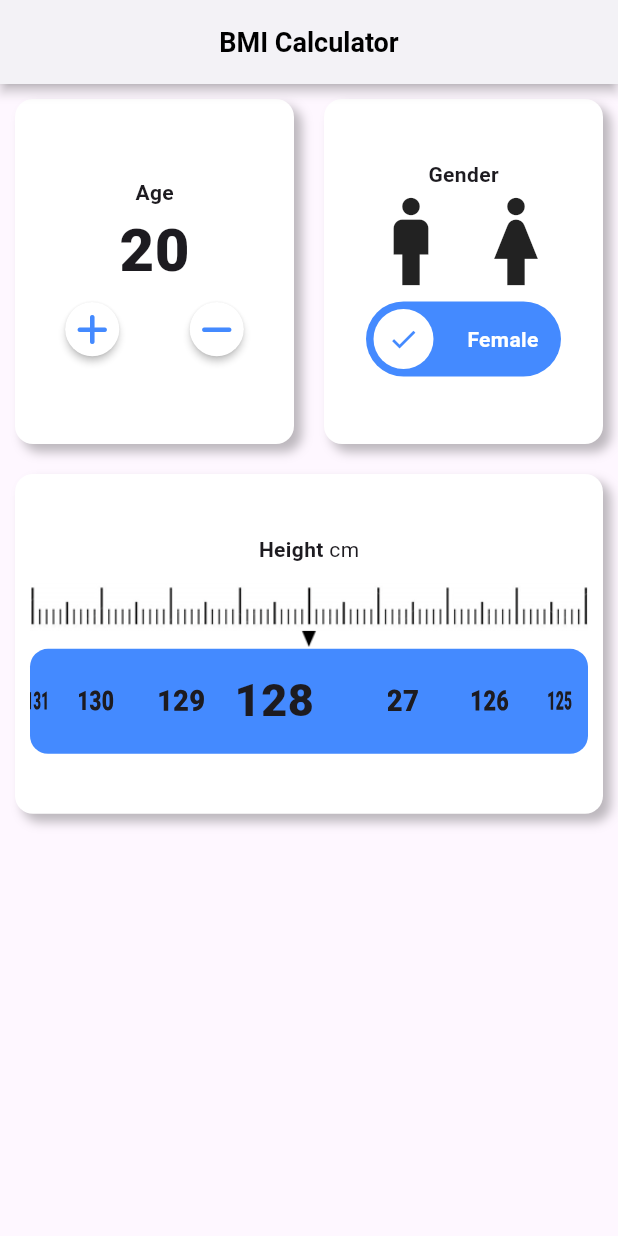
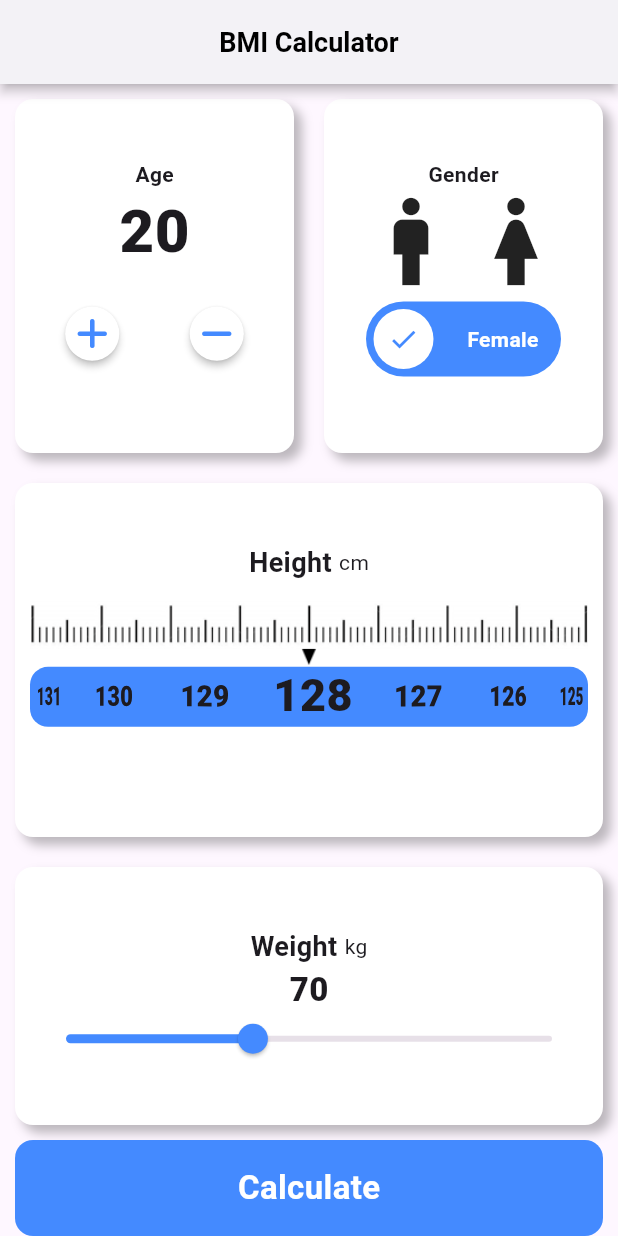
Before and after one commit to samuel-vrit/bmi_app, a Flutter app: the screen it shows after launch, scrolled down 576 dp, on a phone screen of 412 x 824 dp. Run offline on Flutter 3.47's test engine with Material 3 defaults, Android fonts, the phone set to English and light mode, and no system bars; drawn by our look-alikes of lite_rolling_switch; our stand-ins replace font_awesome_flutter.

Commit message:
overflow error

```diff
--- a/lib/home_page/home_page.dart
+++ b/lib/home_page/home_page.dart
@@ -2,8 +2,15 @@ import 'package:flutter/material.dart';
 import 'package:font_awesome_flutter/font_awesome_flutter.dart';
 import 'package:lite_rolling_switch/lite_rolling_switch.dart';
 
-class HomePage extends StatelessWidget {
-  const HomePage({super.key});
+class HomePage extends StatefulWidget {
+  HomePage({super.key});
+
+  @override
+  State<HomePage> createState() => _HomePageState();
+}
+
+class _HomePageState extends State<HomePage> {
+  double selectedWeight = 70;
 
   @override
   Widget build(BuildContext context) {
@@ -25,11 +32,15 @@ class HomePage extends StatelessWidget {
       body: Column(
         crossAxisAlignment: CrossAxisAlignment.center,
         children: [
-          Row(
+          //Age and Gender
+          Expanded(
+            flex: 4,
+            child: Row(
               children: [
+                //Age
                 Expanded(
                   child: ShadowContainer(
-                  containerHeight: 230,
+                    // containerHeight: 220,
                     containerChild: Column(
                       mainAxisAlignment: MainAxisAlignment.center,
                       children: [
@@ -46,7 +57,8 @@ class HomePage extends StatelessWidget {
                             fontSize: 40,
                           ),
                         ),
-                      Row(
+                        Expanded(
+                          child: Row(
                             mainAxisAlignment: MainAxisAlignment.center,
                             children: [
                               Expanded(
@@ -64,14 +76,16 @@ class HomePage extends StatelessWidget {
                                 )),
                               )
                             ],
+                          ),
                         )
                       ],
                     ),
                   ),
                 ),
+                //Gender
                 Expanded(
                   child: ShadowContainer(
-                    containerHeight: 230,
+                      // containerHeight: 220,
                       containerChild: Column(
                     children: [
                       Text(
@@ -109,22 +123,31 @@ class HomePage extends StatelessWidget {
                 ),
               ],
             ),
-          ShadowContainer(
+          ),
+
+          //Height
+          Expanded(
+            flex: 4,
+            child: ShadowContainer(
               containerChild: Column(
+                mainAxisAlignment: MainAxisAlignment.start,
                 children: [
                   Row(
                     mainAxisAlignment: MainAxisAlignment.center,
                     children: [
                       Text('Height ',
-                        style: TextStyle(fontWeight: FontWeight.bold)),
+                          style: TextStyle(
+                              fontSize: 18, fontWeight: FontWeight.bold)),
                       Text('cm'),
                     ],
                   ),
                   RotatedBox(
                       quarterTurns: 2,
-                    child: Image.asset('assets/images/meter icon.png')),
+                      child: Image.asset(
+                        'assets/images/meter icon.png',
+                      )),
                   Container(
-                  height: 70,
+                    height: 40,
                     decoration: BoxDecoration(
                         color: Colors.blueAccent,
                         borderRadius: BorderRadius.circular(12)),
@@ -136,18 +159,82 @@ class HomePage extends StatelessWidget {
                           magnification: 1.5,
                           useMagnifier: true,
                           childDelegate: ListWheelChildBuilderDelegate(
+                              childCount: 101,
                               builder: (context, index) {
                                 return RotatedBox(
                                     quarterTurns: 3,
+                                    child: Center(
                                       child: Text(
                                         '${index + 120}',
                                         style: TextStyle(
-                                    fontWeight: FontWeight.w900, fontSize: 20),
+                                            fontWeight: FontWeight.w900,
+                                            fontSize: 20),
+                                      ),
                                     ));
                               })),
                     ),
                   )
                 ],
+              ),
+            ),
+          ),
+
+          //Weight
+          Expanded(
+            flex: 3,
+            child: ShadowContainer(
+                // containerHeight: 100,
+                containerChild: Column(
+              children: [
+                Row(
+                  mainAxisAlignment: MainAxisAlignment.center,
+                  children: [
+                    Text('Weight ',
+                        style: TextStyle(
+                            fontSize: 18, fontWeight: FontWeight.bold)),
+                    Text('kg'),
+                  ],
+                ),
+                Text(
+                  selectedWeight.toInt().toString(),
+                  style: TextStyle(fontSize: 22, fontWeight: FontWeight.w900),
+                ),
+                Expanded(
+                  child: Slider(
+                      min: 20,
+                      max: 150,
+                      activeColor: Colors.blueAccent,
+                      value: selectedWeight,
+                      onChanged: (weight) {
+                        setState(() {
+                          selectedWeight = weight;
+                        });
+                      }),
+                )
+              ],
+            )),
+          ),
+
+          //Calculate
+          Expanded(
+            child: Container(
+              margin: EdgeInsets.symmetric(horizontal: 10),
+              height: 60,
+              width: double.infinity,
+              decoration: BoxDecoration(
+                color: Colors.blueAccent,
+                borderRadius: BorderRadius.circular(12),
+              ),
+              child: Center(
+                child: Text(
+                  'Calculate',
+                  style: TextStyle(
+                    fontSize: 22,
+                    color: Colors.white,
+                    fontWeight: FontWeight.bold,
+                  ),
+                ),
+              ),
             ),
           ),
         ],
--- a/lib/main.dart
+++ b/lib/main.dart
@@ -19,7 +19,7 @@ class MyApp extends StatelessWidget {
         colorScheme: ColorScheme.fromSeed(seedColor: Colors.deepPurple),
         useMaterial3: true,
       ),
-      home: const HomePage(),
+      home: HomePage(),
     );
   }
 }
```
Lines whose indentation alone changed are shown as unchanged.
